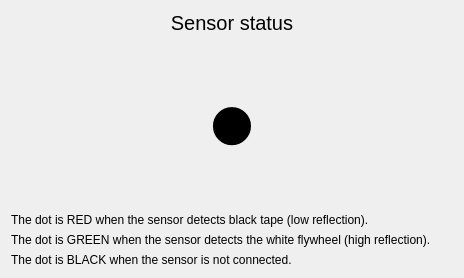
Qt form monitorsensor.ui (kristianklein/wingate) before a commit.
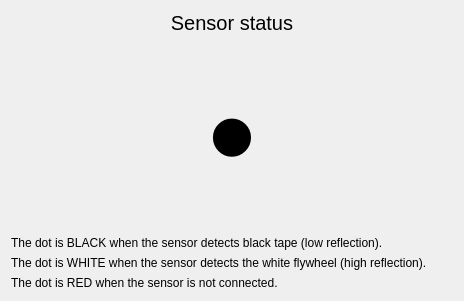
The same form after that commit.

What changed in the file:
```diff
--- a/monitorsensor.ui
+++ b/monitorsensor.ui
@@ -7,7 +7,7 @@
     <x>0</x>
     <y>0</y>
     <width>464</width>
-    <height>278</height>
+    <height>301</height>
    </rect>
   </property>
   <property name="windowTitle">
@@ -49,21 +49,21 @@
    <item>
     <widget class="QLabel" name="label">
      <property name="text">
-      <string>The dot is RED when the sensor detects black tape (low reflection).</string>
+      <string>The dot is BLACK when the sensor detects black tape (low reflection).</string>
      </property>
     </widget>
    </item>
    <item>
     <widget class="QLabel" name="label_2">
      <property name="text">
-      <string>The dot is GREEN when the sensor detects the white flywheel (high reflection).</string>
+      <string>The dot is WHITE when the sensor detects the white flywheel (high reflection).</string>
      </property>
     </widget>
    </item>
    <item>
     <widget class="QLabel" name="label_4">
      <property name="text">
-      <string>The dot is BLACK when the sensor is not connected.</string>
+      <string>The dot is RED when the sensor is not connected.</string>
      </property>
     </widget>
    </item>
```
